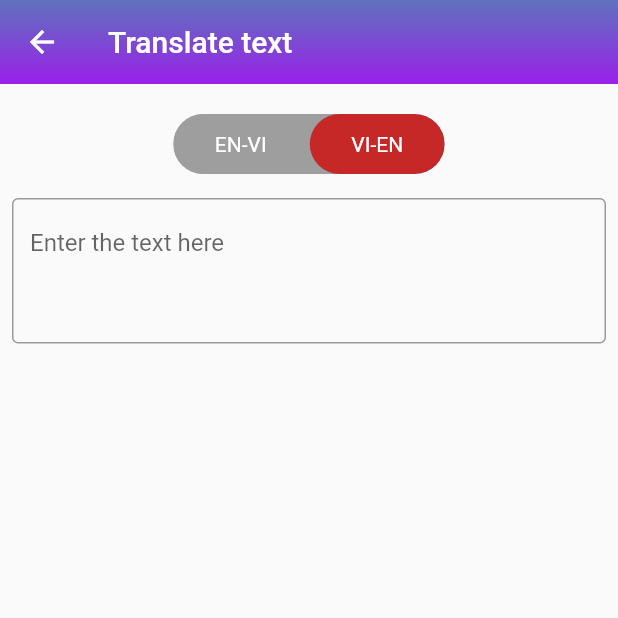
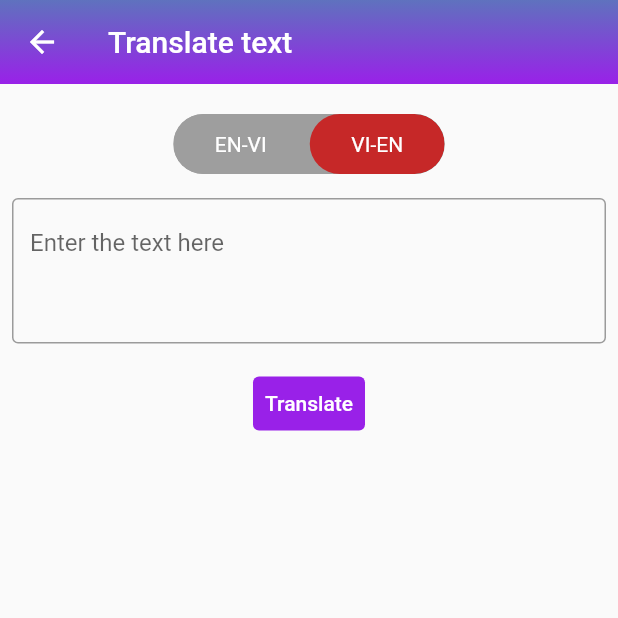
Before and after one commit to phuongThao460/flutter_dictionary_app, a Flutter app: the TranslateText screen opened by its route, on a phone screen of 412 x 824 dp, the top half of it. Run offline on Flutter 3.47's test engine with Material 2 defaults, Android fonts, the phone set to English and light mode, and no system bars; drawn by our look-alikes of toggle_switch; our stand-ins replace flutter_html, flutter_slidable, flutter_typeahead, shared_preferences, sqflite; missing offline and left inert: json_store; accounts and stored records are empty.

Commit message:
finish app v1

```diff
--- a/lib/translatetext/translate-text-field.dart
+++ b/lib/translatetext/translate-text-field.dart
@@ -13,8 +13,8 @@ class _Translatetextfield extends State<TranslateTextField> {
   @override
   Widget build(BuildContext context) {
     return Column(
-      children: const [
-        Padding(
+      children: [
+        const Padding(
           padding: EdgeInsets.symmetric(horizontal: 8, vertical: 16),
           child: TextField(
             maxLines: 3,
@@ -23,6 +23,24 @@ class _Translatetextfield extends State<TranslateTextField> {
                 hintText: 'Enter the text here', border: OutlineInputBorder()),
           ),
         ),
+        TextButton(
+            style: ButtonStyle(
+              foregroundColor: MaterialStateProperty.all<Color>(Colors.white),
+              backgroundColor:
+                  MaterialStateProperty.all<Color>(Color(0xFF9921E8)),
+              overlayColor: MaterialStateProperty.resolveWith<Color?>(
+                (Set<MaterialState> states) {
+                  if (states.contains(MaterialState.hovered))
+                    return Color(0xFF9921E8);
+                  if (states.contains(MaterialState.focused) ||
+                      states.contains(MaterialState.pressed))
+                    return Color(0xFF9921E8);
+                  return null; // Defer to the widget's default.
+                },
+              ),
+            ),
+            onPressed: () {},
+            child: Text('Translate'))
       ],
     );
   }
```
